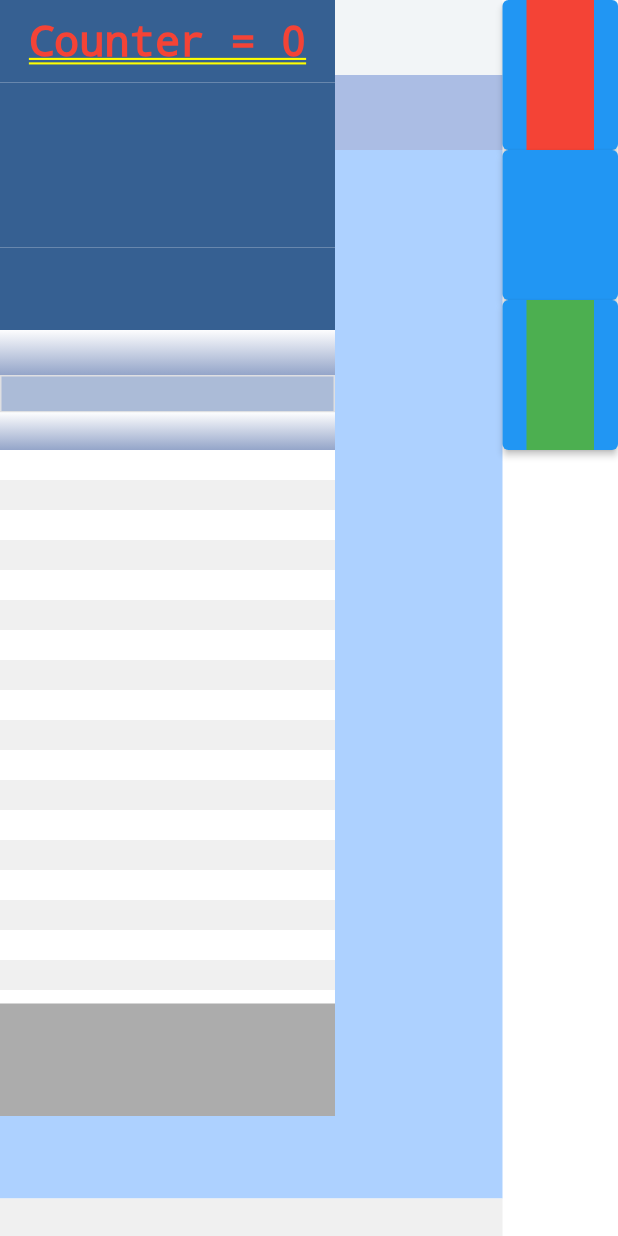
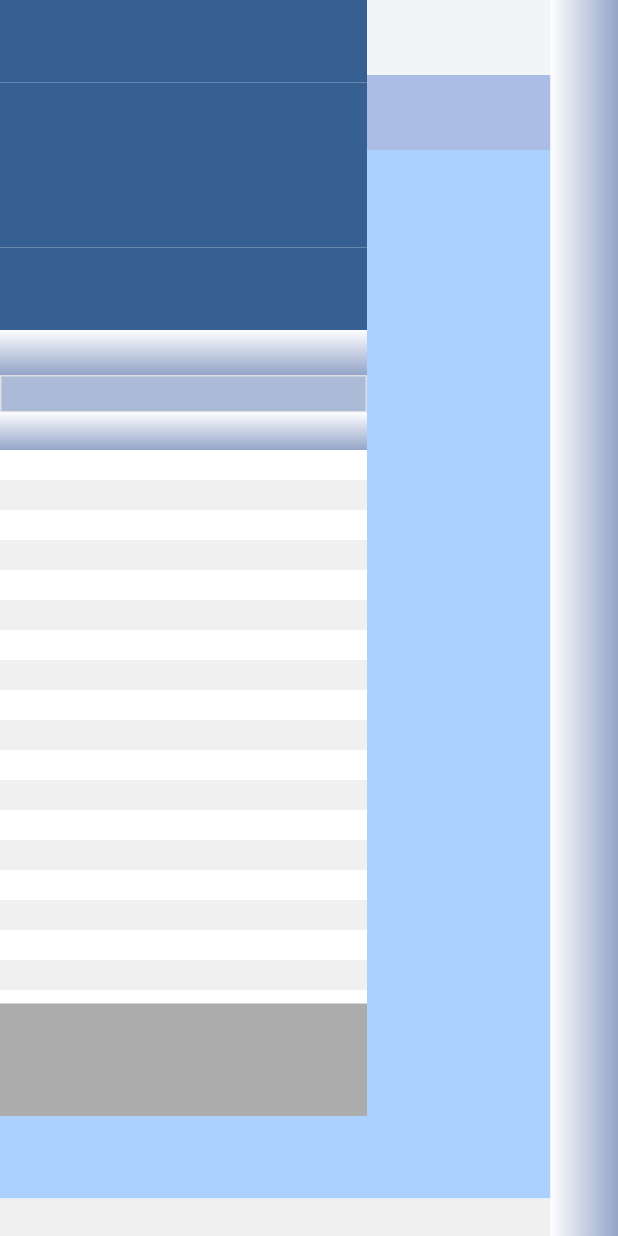
Before and after one commit to qaraee13566532/tech_scale, a Flutter app: the screen it shows after launch, on a phone screen of 412 x 824 dp. Run offline on Flutter 3.47's test engine with Material 2 defaults, Android fonts, the phone set to English and light mode, and no system bars; missing offline and left inert: window_size.

Commit message:
some refactor added.

```diff
--- /dev/null
+++ b/lib/views/constant.dart
@@ -0,0 +1,23 @@
+import 'package:flutter/material.dart';
+
+const kBackgroundWeightStyle = Color(0xff366092);
+
+const kBackgroundSaleTransactionInfoColor = Color(0xffABBBD7);
+const kBackgroundSaleTransactionInfoBorderColor = Color(0xffDEDFE2);
+var   kBackgroundSaleTransactionInfoBorder =  Border.all(width: 1,color: kBackgroundSaleTransactionInfoBorderColor);
+var   kBackgroundSaleTransactionInfo = BoxDecoration(border: kBackgroundSaleTransactionInfoBorder,color: kBackgroundSaleTransactionInfoColor);
+
+const kSaleTransactionBarGradiantBegin = Color(0xffFDFDFE);
+const kSaleTransactionBarGradiantEnd = Color(0xff94A5C9);
+const kSaleTransactionBar = BoxDecoration(gradient: LinearGradient(
+      begin: Alignment.topCenter,end: Alignment.bottomCenter,
+      colors:[kSaleTransactionBarGradiantBegin,kSaleTransactionBarGradiantEnd
+]));
+
+
+const kSettingBarGradiantBegin = Color(0xffFDFDFE);
+const kSettingBarGradiantEnd = Color(0xff94A5C9);
+const kSettingBar = BoxDecoration(gradient: LinearGradient(
+    begin: Alignment.topLeft,end: Alignment.topRight,
+    colors:[kSettingBarGradiantBegin,kSettingBarGradiantEnd
+    ]));
--- a/lib/views/weight_scale_ui/setting_bar.dart
+++ b/lib/views/weight_scale_ui/setting_bar.dart
@@ -1,4 +1,5 @@
 import 'package:flutter/material.dart';
+import 'package:tech_scale/views/constant.dart';
 import 'package:tech_scale/views/weight_scale_ui/weight_scale_ui.dart';
 
 class SettingBar extends StatelessWidget {
@@ -8,33 +9,9 @@ class SettingBar extends StatelessWidget {
 
   @override
   Widget build(BuildContext context) {
-    return Column(
-      children: [
-        ElevatedButton(
-          onPressed: onPressed[0],
-          child: Container(
-            width: 45,
-            height: 100,
-            color: Colors.red,
-          ),
-        ),
-        ElevatedButton(
-          onPressed: onPressed[1],
-          child: Container(
-            width: 45,
-            height: 100,
-            color: Colors.blue,
-          ),
-        ),
-        ElevatedButton(
-          onPressed: onPressed[2],
-          child: Container(
-            width: 45,
-            height: 100,
-            color: Colors.green,
-          ),
-        ),
-      ],
+    return Container(
+      width: 45,
+      decoration: kSettingBar,
     );
   }
 }
--- /dev/null
+++ b/lib/views/weight_scale_ui/transaction/sale_transaction_bar.dart
@@ -0,0 +1,14 @@
+import 'package:flutter/material.dart';
+import 'package:tech_scale/views/constant.dart';
+
+class SaleTransactionBar extends StatelessWidget {
+  const SaleTransactionBar({Key? key}) : super(key: key);
+
+  @override
+  Widget build(BuildContext context) {
+    return Container(
+      height: 30,
+      decoration: kSaleTransactionBar,
+    );
+  }
+}
--- /dev/null
+++ b/lib/views/weight_scale_ui/transaction/sale_transaction_info.dart
@@ -0,0 +1,14 @@
+import 'package:flutter/material.dart';
+import 'package:tech_scale/views/constant.dart';
+
+class SaleTransactionInfo extends StatelessWidget {
+  const SaleTransactionInfo({Key? key}) : super(key: key);
+
+  @override
+  Widget build(BuildContext context) {
+    return Container(
+      height: 25,
+      decoration: kBackgroundSaleTransactionInfo,
+    );
+  }
+}
--- a/lib/views/weight_scale_ui/weight_indicator/weight.dart
+++ b/lib/views/weight_scale_ui/weight_indicator/weight.dart
@@ -0,0 +1,17 @@
+import 'package:flutter/material.dart';
+import 'package:tech_scale/views/constant.dart';
+
+class WeightIndicator extends StatelessWidget {
+  const WeightIndicator({Key? key}) : super(key: key);
+
+  @override
+  Widget build(BuildContext context) {
+    return Column(
+        children: List.generate(
+            4,
+            (index) => Container(
+                  height: 55,
+                  color: kBackgroundWeightStyle,
+                )));
+  }
+}
--- a/lib/views/weight_scale_ui/weight_scale_ui.dart
+++ b/lib/views/weight_scale_ui/weight_scale_ui.dart
@@ -1,5 +1,8 @@
 import 'package:flutter/material.dart';
 import 'package:tech_scale/views/weight_scale_ui/setting_bar.dart';
+import 'package:tech_scale/views/weight_scale_ui/transaction/sale_transaction_bar.dart';
+import 'package:tech_scale/views/weight_scale_ui/transaction/sale_transaction_info.dart';
+import 'package:tech_scale/views/weight_scale_ui/weight_indicator/weight.dart';
 
 int idnumber = 0;
 
@@ -12,7 +15,7 @@ class WeightScaleUI extends StatefulWidget {
 
 class _WeightScaleUIState extends State<WeightScaleUI> {
   bool drwaKeys = true;
-  int _counter=0;
+  int _counter = 0;
 
   final elvShaped = ElevatedButton.styleFrom(
     backgroundColor: Color(0xffB5B5B5),
@@ -21,29 +24,25 @@ class _WeightScaleUIState extends State<WeightScaleUI> {
     ),
   );
 
-  void addfunc()
-  {
+  void addfunc() {
     setState(() {
       drwaKeys == true ? drwaKeys = false : drwaKeys = true;
     });
   }
-  void subfunc()
-  {
+
+  void subfunc() {
     setState(() {
       _counter++;
     });
   }
-  void delfunc()
-  {
+
+  void delfunc() {
     setState(() {
       _counter--;
     });
   }
-  late List<VoidCallback> funcs = [
-    addfunc,
-    subfunc,
-    delfunc
-  ];
+
+  late List<VoidCallback> funcs = [addfunc, subfunc, delfunc];
 
   List<String> items = [
     "کالاها",
@@ -53,7 +52,7 @@ class _WeightScaleUIState extends State<WeightScaleUI> {
     "ابزار",
     "پس دادن",
     "جمع کل"
-  ]; //List.generate(7, (index) => index.toString());
+  ];
   @override
   Widget build(BuildContext context) {
     return SafeArea(
@@ -73,46 +72,12 @@ class _WeightScaleUIState extends State<WeightScaleUI> {
                               flex: 2,
                               child: Column(
                                 children: [
-                                  Container(
-                                    height: 55,
-                                    color: Color(0xff366092),
-                                    child: Center(child: Text('Counter = $_counter',style: TextStyle(fontSize:28,color:Colors.red),)),
-                                  ),
-                                  Container(
-                                    height: 55,
-                                    color: Color(0xff366092),
-                                  ),
-                                  Container(
-                                    height: 55,
-                                    color: Color(0xff366092),
-                                  ),
-                                  Container(
-                                    height: 55,
-                                    color: Color(0xff366092),
-                                  ),
-                                  Container(
-                                    height: 30,
-                                    decoration: const BoxDecoration(
-                                        gradient: LinearGradient(
-                                      begin: Alignment.topCenter,
-                                      end: Alignment.bottomCenter,
-                                      colors: [
-                                        Color(0xffFDFDFE),
-                                        Color(0xff94A5C9),
-                                      ],
-                                    )),
-                                  ),
+                                  const WeightIndicator(),
+                                  const SaleTransactionBar(),
+                                  const SaleTransactionInfo(),
                                   Container(
                                     height: 25,
-                                    decoration: BoxDecoration(
-                                      border: Border.all(
-                                          color: Color(0xffDEDFE2), width: 1),
-                                      color: Color(0xffABBBD7),
-                                    ),
-                                  ),
-                                  Container(
-                                    height: 25,
-                                    decoration: BoxDecoration(
+                                    decoration: const BoxDecoration(
                                         gradient: LinearGradient(
                                       begin: Alignment.topCenter,
                                       end: Alignment.bottomCenter,
```
Also changed, not shown: lib/views/weight_scale_ui/transaction/sale_transaction.dart (deleted).
